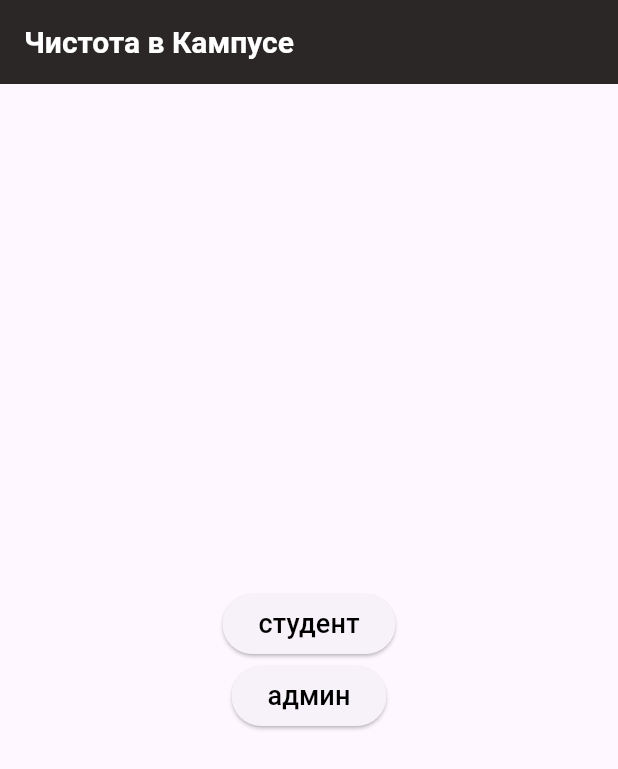
After one commit to slvth/cleanliness, a Flutter app: the screen it shows after launch, after a tap on "студент", on a phone screen of 412 x 824 dp. The commit adds this screen. Shown: the top 769 px of the screen. Run offline on Flutter 3.47's test engine with Material 3 defaults, Android fonts, the phone set to English and light mode, and no system bars; our stand-ins replace auto_route, cloud_firestore, firebase_auth, firebase_core, shared_preferences; accounts and stored records are empty; network calls fail.

Commit message:
0.0.6 - add sign in (test)

```diff
--- /dev/null
+++ b/lib/features/sign_in/sign_in_test_screen.dart
@@ -0,0 +1,89 @@
+import 'package:auto_route/annotations.dart';
+import 'package:cleanliness_campus_app/features/record_list/view/record_list_admin_screen.dart';
+import 'package:cleanliness_campus_app/features/record_list/view/record_list_screen.dart';
+import 'package:cleanliness_campus_app/repositories/firebase/AuthService.dart';
+import 'package:firebase_auth/firebase_auth.dart';
+import 'package:flutter/material.dart';
+import 'package:shared_preferences/shared_preferences.dart';
+
+import '../../repositories/models/UserModel.dart';
+
+@RoutePage()
+class SignInTestScreen extends StatefulWidget {
+  const SignInTestScreen({super.key});
+
+  @override
+  State<SignInTestScreen> createState() => _SignInTestScreenState();
+}
+
+class _SignInTestScreenState extends State<SignInTestScreen> {
+  @override
+  Widget build(BuildContext context) {
+    AuthService _authService = AuthService();
+    return Scaffold(
+      appBar: AppBar(
+        title: Text("Чистота в Кампусе"),
+      ),
+      body: Center(
+        child: Column(
+          mainAxisAlignment: MainAxisAlignment.center,
+          children: [
+            ElevatedButton(
+                onPressed: () async {
+                  String email = "user3@user.ru";
+                  String password = "123456";
+                  User? user = await _authService.signIn(email, password);
+                  final SharedPreferences prefs =
+                      await SharedPreferences.getInstance();
+                  if (user == null) {
+                    print('Sign in failed');
+                    // Show error message to the user
+                  } else {
+                    prefs.setString("user_id", user.uid);
+                    print('Sign in successful');
+                    Navigator.push(
+                        context,
+                        MaterialPageRoute(
+                            builder: (context) => RecordListScreen()));
+                    // Navigate to the next screen
+                    UserModel student = UserModel("Николаев", "Николай",
+                        "user3@user.ru", "123456", 1, 305);
+                    await _authService.saveUserData(student);
+                  }
+                },
+                child: Text(
+                  'студент',
+                  style: TextStyle(color: Colors.black, fontSize: 18),
+                )),
+            ElevatedButton(
+                onPressed: () async {
+                  String emailAdmin = "admin@admin.ru";
+                  String passwordAdmin = "123456";
+                  User? user2 =
+                      await _authService.signIn(emailAdmin, passwordAdmin);
+
+                  final SharedPreferences prefs =
+                      await SharedPreferences.getInstance();
+                  if (user2 == null) {
+                    print('Sign in failed');
+                    // Show error message to the user
+                  } else {
+                    prefs.setString("user_id", user2.uid);
+                    print('Sign in successful');
+                    Navigator.push(
+                        context,
+                        MaterialPageRoute(
+                            builder: (context) => RecordListAdminScreen()));
+                    // Navigate to the next screen
+                  }
+                },
+                child: Text(
+                  'админ',
+                  style: TextStyle(color: Colors.black, fontSize: 18),
+                )),
+          ],
+        ),
+      ),
+    );
+  }
+}
--- a/lib/router/route.dart
+++ b/lib/router/route.dart
@@ -4,17 +4,18 @@ import '../features/record/view/view.dart';
 import '../features/record_list/view/record_list_admin_screen.dart';
 import '../features/record_list/view/record_list_detail_screen.dart';
 import '../features/record_list/view/view.dart';
+import '../features/sign_in/sign_in_test_screen.dart';
 
 part 'route.gr.dart';
 
 @AutoRouterConfig()
 class AppRouter extends RootStackRouter {
-
   @override
   List<AutoRoute> get routes => [
-    AutoRoute(page: RecordListRoute.page),
-    AutoRoute(page: RecordRoute.page),
-    AutoRoute(page: RecordListAdminRoute.page, path: '/'),
-    AutoRoute(page: RecordListDetailRoute.page),
-  ];
+        AutoRoute(page: RecordListRoute.page),
+        AutoRoute(page: RecordRoute.page),
+        AutoRoute(page: RecordListAdminRoute.page),
+        AutoRoute(page: RecordListDetailRoute.page),
+        AutoRoute(page: SignInTestRoute.page, path: '/'),
+      ];
 }
```
Also changed, not shown: lib/features/record/view/record_screen.dart (+26 -11 lines), lib/features/record_list/view/record_list_detail_screen.dart (+23 -8 lines), lib/main.dart (+5 -6 lines), lib/repositories/firebase/BookingService.dart (+43 -14 lines), lib/router/route.gr.dart.
